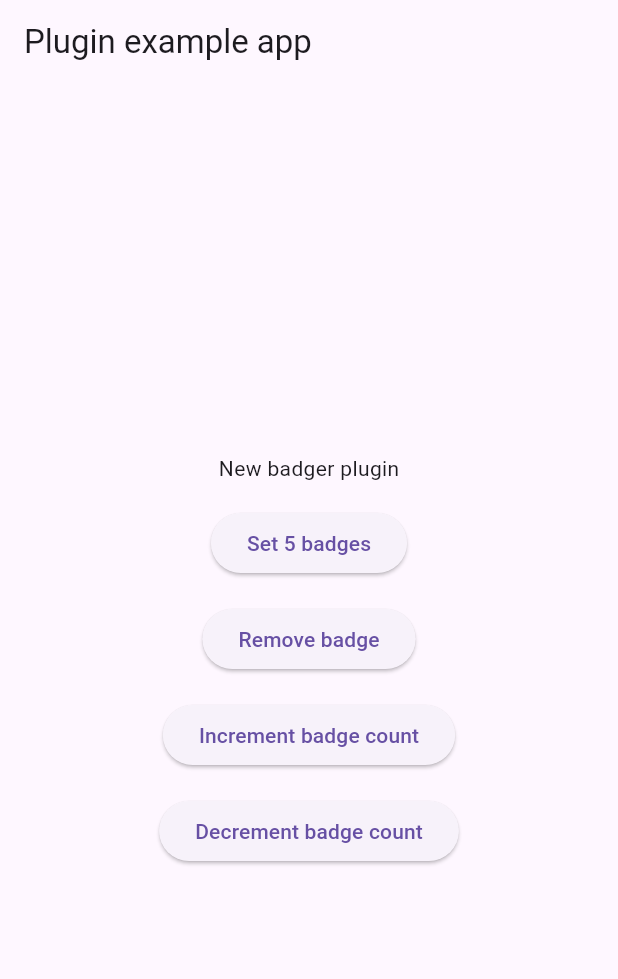
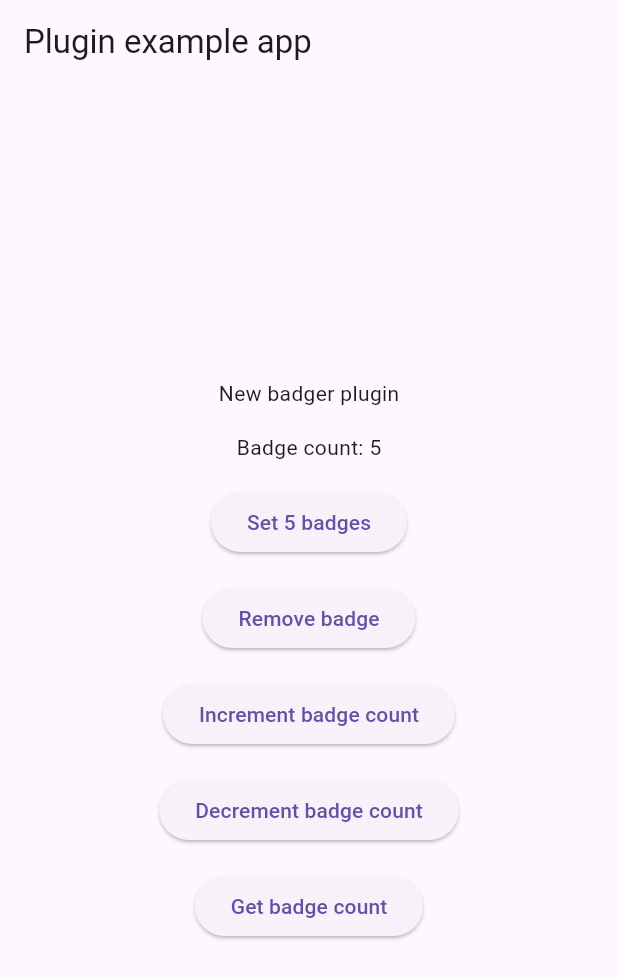
Before and after one commit to nefus8/Flutter-New-Badger, a Flutter app: the screen it shows after launch, after a tap on "Set 5 badges", on a phone screen of 412 x 824 dp. Shown: the top 979 px of the screen. Run offline on Flutter 3.47's test engine with Material 3 defaults, Android fonts, the phone set to English and light mode, and no system bars; our stand-ins replace plugin_platform_interface.

Commit message:
fixing bugs

```diff
--- a/example/lib/main.dart
+++ b/example/lib/main.dart
@@ -28,6 +28,8 @@ class MyApp extends StatefulWidget {
 }
 
 class _MyAppState extends State<MyApp> {
+  int? badgeCount;
+
   @override
   Widget build(BuildContext context) {
     return MaterialApp(
@@ -41,9 +43,14 @@ class _MyAppState extends State<MyApp> {
             children: [
               const Text('New badger plugin'),
               const SizedBox(height: 16),
+              Text('Badge count: $badgeCount'),
+              const SizedBox(height: 16),
               ElevatedButton(
                 onPressed: () async {
                   await FlutterNewBadger.setBadge(5);
+                  setState(() {
+                    badgeCount = 5;
+                  });
                   developer.log('Badge set', name: 'FlutterNewBadger');
                 },
                 child: const Text('Set 5 badges'),
@@ -52,6 +59,9 @@ class _MyAppState extends State<MyApp> {
               ElevatedButton(
                 onPressed: () async {
                   await FlutterNewBadger.removeBadge();
+                  setState(() {
+                    badgeCount = null;
+                  });
                   developer.log('Badge removed', name: 'FlutterNewBadger');
                 },
                 child: const Text('Remove badge'),
@@ -59,8 +69,9 @@ class _MyAppState extends State<MyApp> {
               const SizedBox(height: 16),
               ElevatedButton(
                 onPressed: () async {
-                  int? count = await FlutterNewBadger.incrementBadgeCount();
-                  developer.log('Badge count incremented: $count',
+                  badgeCount = await FlutterNewBadger.incrementBadgeCount();
+                  setState(() {});
+                  developer.log('Badge count incremented: $badgeCount',
                       name: 'FlutterNewBadger');
                 },
                 child: const Text('Increment badge count'),
@@ -68,11 +79,22 @@ class _MyAppState extends State<MyApp> {
               const SizedBox(height: 16),
               ElevatedButton(
                 onPressed: () async {
-                  int? count = await FlutterNewBadger.decrementBadgeCount();
-                  developer.log('Badge count decremented: $count',
+                  badgeCount = await FlutterNewBadger.decrementBadgeCount();
+                  setState(() {});
+                  developer.log('Badge count decremented: $badgeCount',
                       name: 'FlutterNewBadger');
                 },
                 child: const Text('Decrement badge count'),
+              ),
+              const SizedBox(height: 16),
+              ElevatedButton(
+                onPressed: () async {
+                  badgeCount = await FlutterNewBadger.getBadge();
+                  setState(() {});
+                  developer.log('Badge count : $badgeCount',
+                      name: 'FlutterNewBadger');
+                },
+                child: const Text('Get badge count'),
               ),
             ],
           ),
```
Also changed, not shown: 2 other files.
